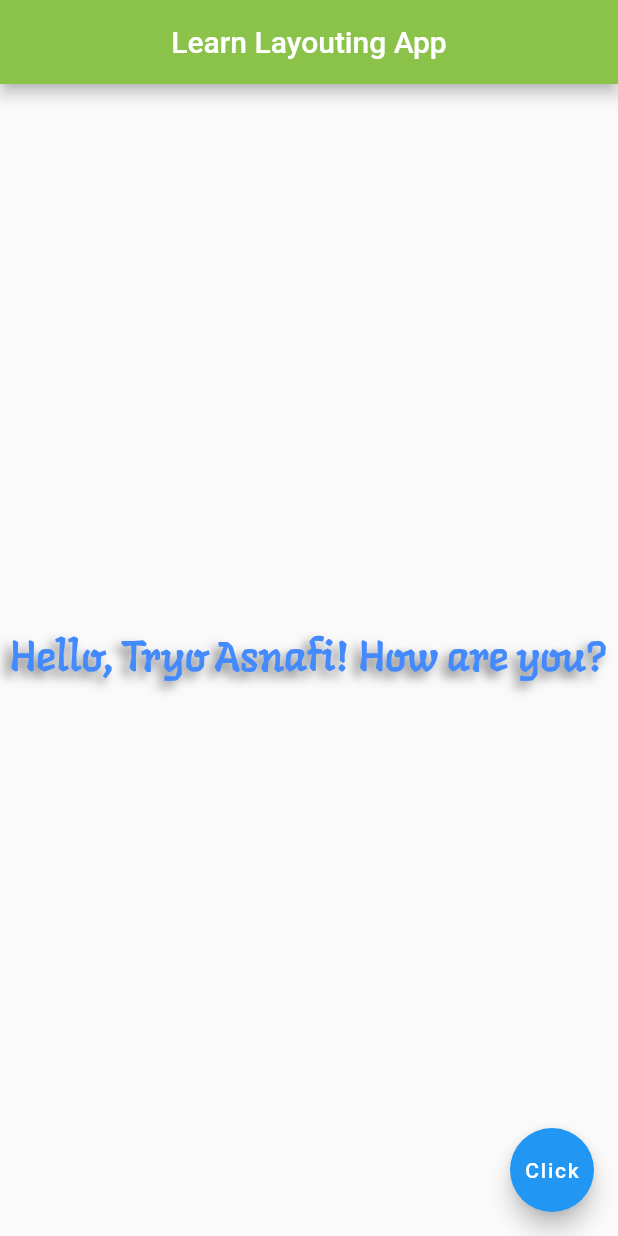
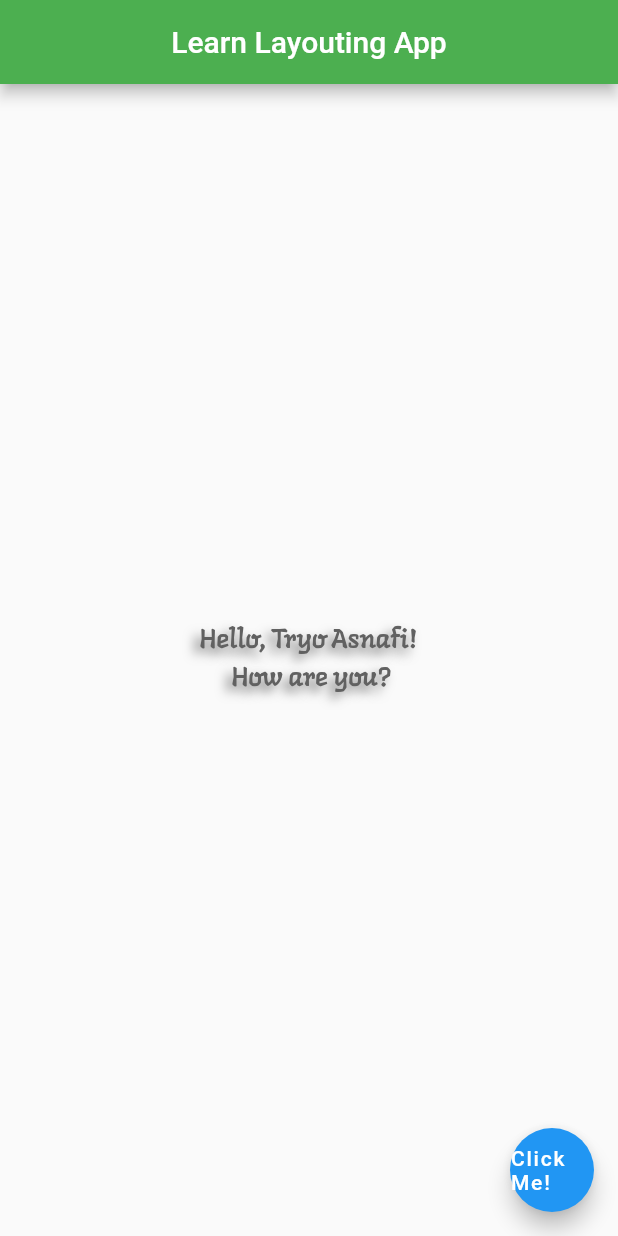
Before and after one commit to tryoasnafi/belajar-flutter, a Flutter app: the screen it shows after launch, on a phone screen of 412 x 824 dp. Run offline on Flutter 3.47's test engine with Material 2 defaults, Android fonts, the phone set to English and light mode, and no system bars.

```diff
--- a/lib/main.dart
+++ b/lib/main.dart
@@ -1,24 +1,27 @@
 import 'package:flutter/material.dart';
 
-void main() {
-  const String _name = 'Tryo Asnafi';
+void main() => runApp(MaterialApp(
+  home: Home(),
+));
 
-  runApp(MaterialApp(
-    home: Scaffold(
+class Home extends StatelessWidget {
+  @override
+  Widget build(BuildContext context) {
+    return Scaffold(
       appBar: AppBar(
         title: Center(
           child: Text(
             'Learn Layouting App',
           ),
         ),
-        backgroundColor: Colors.lightGreen,
+        backgroundColor: Colors.green,
       ),
       body: Center(
         child: Text(
-          'Hello, $_name! How are you?',
+          'Hello, Tryo Asnafi! \n How are you?',
           style: TextStyle(
-              color: Colors.blueAccent,
-              fontSize: 28.0,
+              color: Colors.grey[700],
+              fontSize: 18.0,
               fontFamily: 'Langar',
               shadows: [
                 Shadow(
@@ -33,8 +36,8 @@ void main() {
       // backgroundColor: Colors.blue,
       floatingActionButton: FloatingActionButton(
         onPressed: () {},
-        child: Text('Click'),
+        child: Text('Click Me!'),
       ),
-    ),
-  ));
+    );
+  }
 }
```
